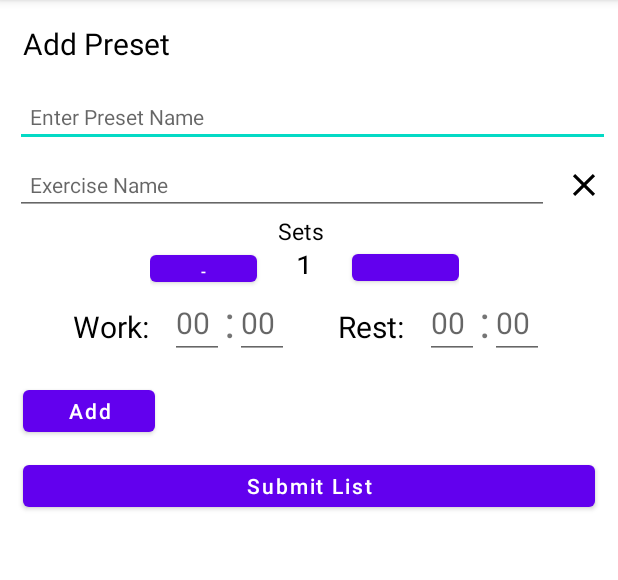
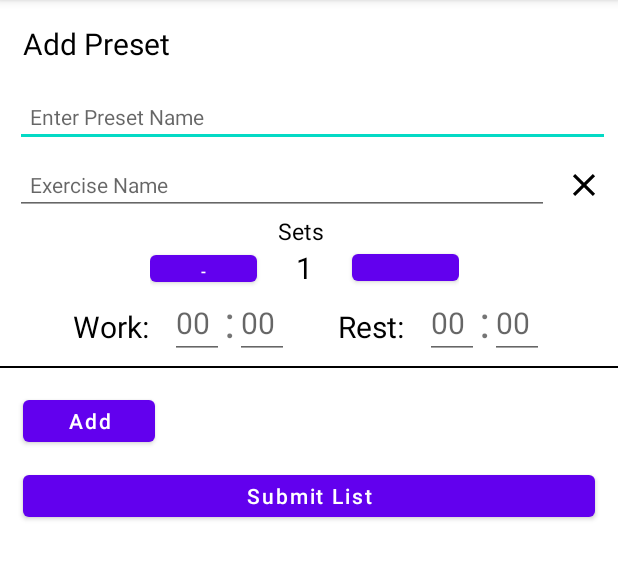
Before and after one commit to dparaiso/TimerApp, an Android app: the AddActivity screen opened directly, with no data from a screen before it, after a tap on "Add", on a phone screen of 412 x 824 dp, the part 84-664 px from its top. Run offline under Robolectric (Android 15) with nearby library versions, the phone set to English and light mode, and no system bars.

Commit message:
fixed xml bug for add preset

```diff
--- a/app/src/main/res/layout/add_exercise.xml
+++ b/app/src/main/res/layout/add_exercise.xml
@@ -71,7 +71,7 @@
         <TextView
             android:id="@+id/text_numSets"
             android:layout_width="63dp"
-            android:layout_height="19dp"
+            android:layout_height="match_parent"
             android:layout_centerHorizontal="true"
             android:layout_centerVertical="true"
             android:gravity="center"
@@ -183,8 +183,11 @@
 
     </LinearLayout>
 
-
-
+    <View
+        android:layout_width="match_parent"
+        android:layout_height="1dp"
+        android:layout_marginTop="5dp"
+        android:background="@color/black" />
 
 
 </LinearLayout>
```
